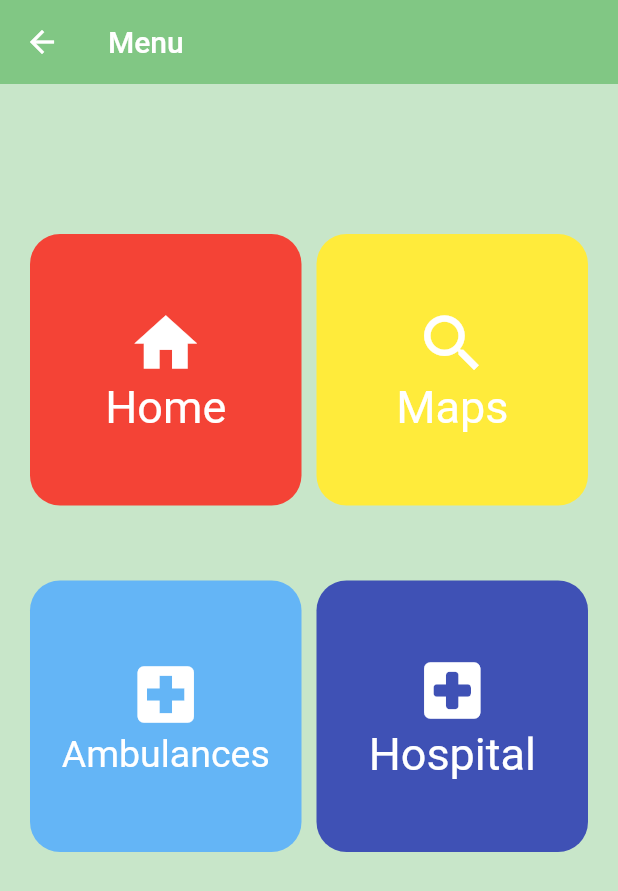
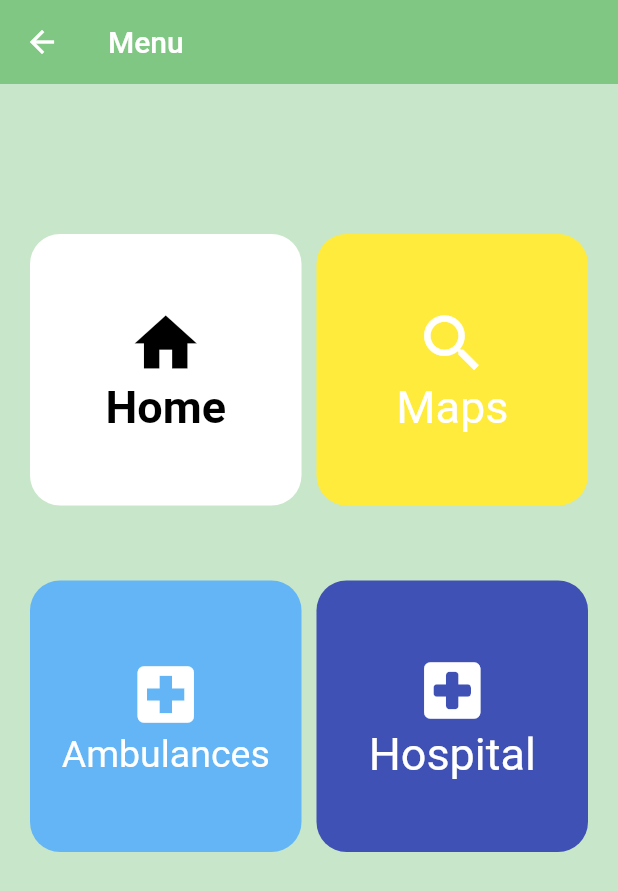
Before and after one commit to timite12345/Driver_app_V, a Flutter app: the ChoixPage screen opened directly, on a phone screen of 412 x 824 dp. Shown: the top 891 px of the screen. Run offline on Flutter 3.47's test engine with Material 2 defaults, Android fonts, the phone set to English and light mode, and no system bars; our stand-ins replace firebase_auth, firebase_core, firebase_messaging, fluttertoast, font_awesome_flutter, google_fonts and 3 more; missing offline and left inert: flutter_google_places_hoc081098, google_api_headers, google_maps_webservice; accounts and stored records are empty.

Commit message:
first commit

```diff
--- a/Driver_app-main/lib/ChoixPage.dart
+++ b/Driver_app-main/lib/ChoixPage.dart
@@ -45,7 +45,7 @@ class _ChoixPageState extends State<ChoixPage> {
                 child: Container(
                   decoration: BoxDecoration(
                     borderRadius: BorderRadius.circular(20),
-                    color: Colors.red,
+                    color: Colors.white,
                   ),
                   child: Column(
                     mainAxisAlignment: MainAxisAlignment.center,
@@ -53,11 +53,14 @@ class _ChoixPageState extends State<ChoixPage> {
                       Icon(
                         Icons.home,
                         size: 50,
-                        color: Colors.white,
+                        color: Colors.black,
                       ),
                       Text(
                         "Home",
-                        style: TextStyle(color: Colors.white, fontSize: 30),
+                        style: TextStyle(
+                            color: Colors.black,
+                            fontSize: 30,
+                            fontWeight: FontWeight.bold),
                       )
                     ],
                   ),
--- a/Driver_app-main/lib/CustomCard.dart
+++ b/Driver_app-main/lib/CustomCard.dart
@@ -1,7 +1,9 @@
 import 'package:flutter/material.dart';
 
 class CustomCard extends StatelessWidget {
-  const CustomCard({super.key});
+  const CustomCard({
+    required String titre,
+  });
 
   @override
   Widget build(BuildContext context) {
```
Also changed, not shown: Driver_app-main/lib/Mission.dart (+27 -9 lines).
